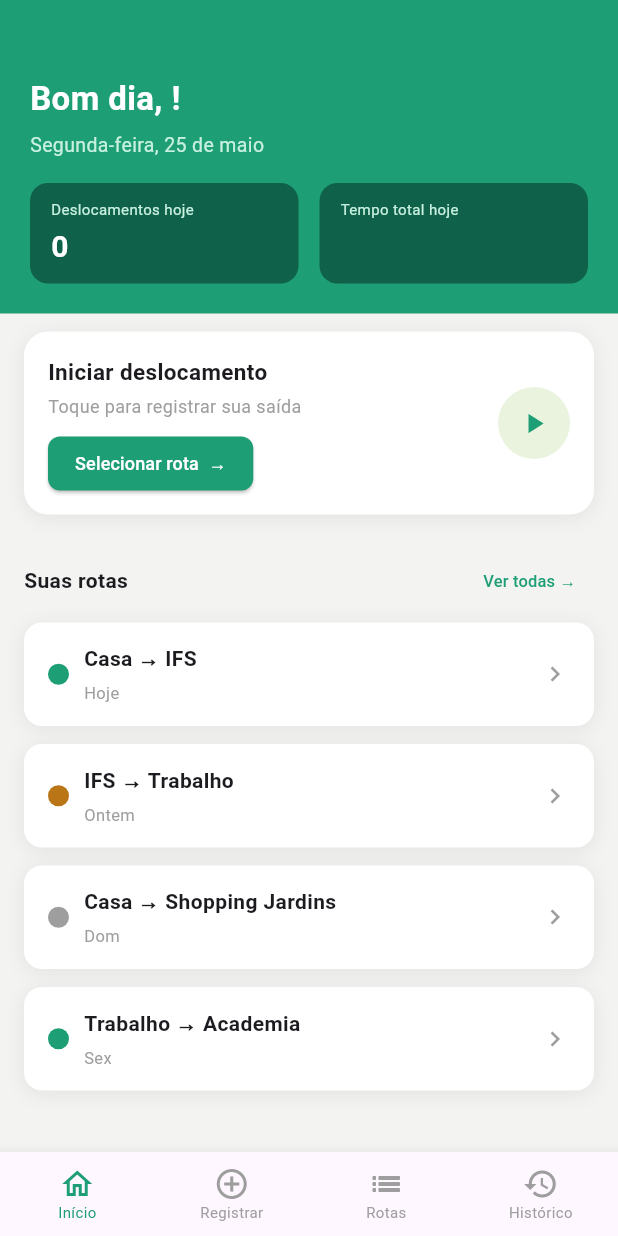
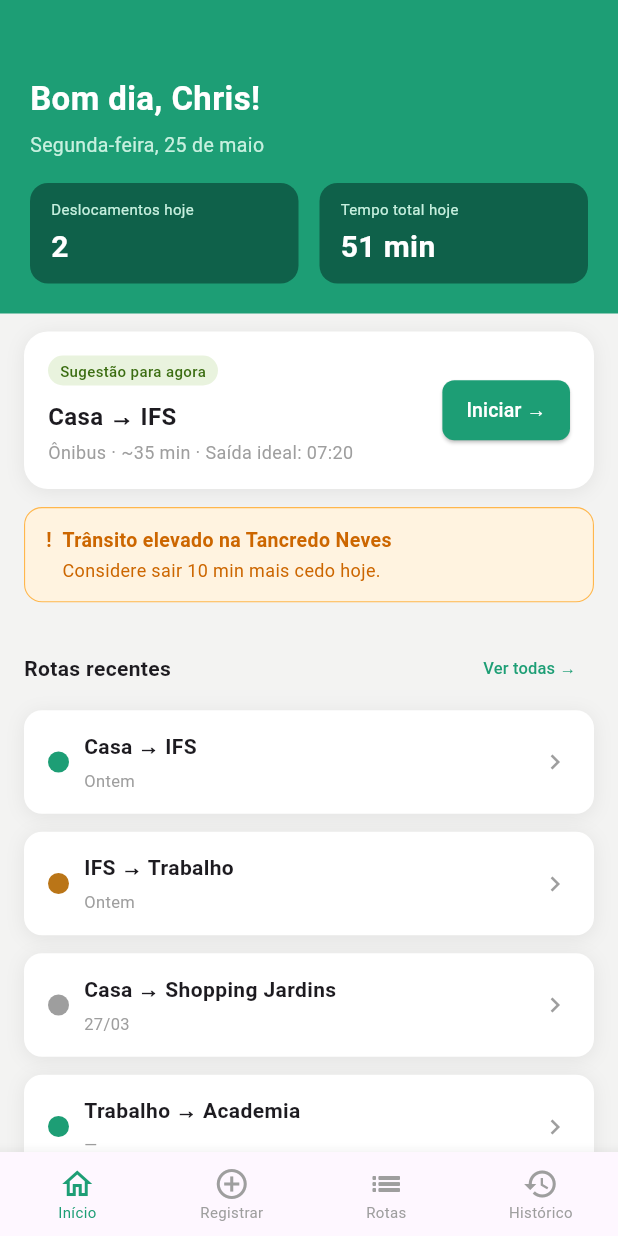
Before and after one commit to ChristopherEdlly/movecity, a Flutter app: the HomeScreen screen opened by its route, on a phone screen of 412 x 824 dp. Run offline on Flutter 3.47's test engine with Material 3 defaults, Android fonts, the phone set to English and light mode, and no system bars.

Commit message:
refactor: atualiza modelo de dados mockado

```diff
--- a/lib/core/mock/banco_mock.dart
+++ b/lib/core/mock/banco_mock.dart
@@ -1,192 +1,278 @@
 import 'package:flutter/material.dart';
-import '../../features/home/home_dados.dart';
 
 // Simulação do banco de dados enquanto o backend não está integrado.
 // Todas as telas buscam dados daqui.
+//
+// DER:  Usuario 1 ──── N  Rota 1 ──── N  Deslocamento
 
-class DadosRota {
+class Usuario {
+  final int id;
+  final String nome;
+  final String email;
+  final String senha;
+
+  const Usuario({
+    required this.id,
+    required this.nome,
+    required this.email,
+    required this.senha,
+  });
+}
+
+class Rota {
+  final int id;
+  final int usuarioId;
   final String nome;
   final String origem;
   final String destino;
   final int tempoEstimadoMin;
   final String transporte;
+  final Color cor;
   final String? observacoes;
-  final int usos;
-  final String ultimoUso;
-  final Color cor;
 
-  DadosRota({
+  const Rota({
+    required this.id,
+    required this.usuarioId,
     required this.nome,
     required this.origem,
     required this.destino,
     required this.tempoEstimadoMin,
     required this.transporte,
-    required this.usos,
-    required this.ultimoUso,
     required this.cor,
     this.observacoes,
   });
 }
 
-class EntradaHistorico {
-  final String titulo;
+class Deslocamento {
+  final int id;
+  final int rotaId;
   final String data;
   final String horarioSaida;
   final String horarioChegada;
   final String transporte;
-  final String duracao;
-  final Color cor;
   final String observacao;
 
-  const EntradaHistorico({
-    required this.titulo,
+  const Deslocamento({
+    required this.id,
+    required this.rotaId,
     required this.data,
     required this.horarioSaida,
     required this.horarioChegada,
     required this.transporte,
-    required this.duracao,
-    required this.cor,
     this.observacao = '',
   });
 }
 
+class SugestaoRota {
+  final String rota;
+  final String transporte;
+  final String tempoEstimado;
+  final String saidaIdeal;
+
+  SugestaoRota({
+    required this.rota,
+    required this.transporte,
+    required this.tempoEstimado,
+    required this.saidaIdeal,
+  });
+}
+
+class AlertaTransito {
+  final String titulo;
+  final String mensagem;
+
+  AlertaTransito({required this.titulo, required this.mensagem});
+}
+
 class BancoMock {
+  // ─── Usuário logado ────────────────────────────────────────────
+
+  static const Usuario usuarioLogado = Usuario(
+    id: 1,
+    nome: 'Chris',
+    email: 'chris@email.com',
+    senha: '123456',
+  );
+
   // ─── Rotas cadastradas ─────────────────────────────────────────
 
-  static final List<DadosRota> rotas = [
-    DadosRota(
+  static final List<Rota> rotas = [
+    const Rota(
+      id: 1,
+      usuarioId: 1,
       nome: 'Casa → IFS',
       origem: 'Rua das Flores, 10 — Aracaju',
       destino: 'IFS Aracaju — Av. Eng. Gentil Tavares',
       tempoEstimadoMin: 35,
       transporte: 'Ônibus',
-      usos: 23,
-      ultimoUso: 'Hoje',
-      cor: const Color(0xFF1D9E75),
+      cor: Color(0xFF1D9E75),
       observacoes: 'Ponto de ônibus na esquina',
     ),
-    DadosRota(
+    const Rota(
+      id: 2,
+      usuarioId: 1,
       nome: 'IFS → Trabalho',
       origem: 'IFS Aracaju — Av. Eng. Gentil Tavares',
       destino: 'Centro Empresarial — Aracaju',
       tempoEstimadoMin: 12,
       transporte: 'A pé',
-      usos: 18,
-      ultimoUso: 'Ontem',
-      cor: const Color(0xFFBA7517),
+      cor: Color(0xFFBA7517),
     ),
-    DadosRota(
+    const Rota(
+      id: 3,
+      usuarioId: 1,
       nome: 'Casa → Shopping Jardins',
       origem: 'Rua das Flores, 10 — Aracaju',
       destino: 'Shopping Jardins — Aracaju',
       tempoEstimadoMin: 20,
       transporte: 'Carro',
-      usos: 7,
-      ultimoUso: 'Dom',
-      cor: Colors.grey,
+      cor: Color(0xFF9E9E9E),
     ),
-    DadosRota(
+    const Rota(
+      id: 4,
+      usuarioId: 1,
       nome: 'Trabalho → Academia',
       origem: 'Centro Empresarial — Aracaju',
       destino: 'Academia SmartFit — Aracaju',
       tempoEstimadoMin: 8,
       transporte: 'A pé',
-      usos: 12,
-      ultimoUso: 'Sex',
-      cor: const Color(0xFF1D9E75),
+      cor: Color(0xFF1D9E75),
     ),
   ];
 
-  // ─── Histórico de deslocamentos ────────────────────────────────
+  // ─── Deslocamentos registrados ─────────────────────────────────
 
-  static final List<EntradaHistorico> historico = [
-    const EntradaHistorico(
-      titulo: 'Casa → IFS',
+  static final List<Deslocamento> deslocamentos = [
+    const Deslocamento(
+      id: 1,
+      rotaId: 1,
       data: 'Hoje',
       horarioSaida: '07:42',
       horarioChegada: '08:19',
       transporte: 'Ônibus',
-      duracao: '37 min',
-      cor: Color(0xFF1D9E75),
       observacao: 'Ônibus atrasado ~5 min na parada',
     ),
-    const EntradaHistorico(
-      titulo: 'IFS → Trabalho',
+    const Deslocamento(
+      id: 2,
+      rotaId: 2,
       data: 'Hoje',
       horarioSaida: '13:10',
       horarioChegada: '13:24',
       transporte: 'A pé',
-      duracao: '14 min',
-      cor: Color(0xFF1D9E75),
     ),
-    const EntradaHistorico(
-      titulo: 'Casa → IFS',
+    const Deslocamento(
+      id: 3,
+      rotaId: 1,
       data: 'Ontem',
       horarioSaida: '07:55',
       horarioChegada: '08:43',
       transporte: 'Ônibus',
-      duracao: '48 min',
-      cor: Color(0xFFF57C00),
       observacao: 'Trânsito pesado na Av. Tancredo',
     ),
-    const EntradaHistorico(
-      titulo: 'IFS → Trabalho',
+    const Deslocamento(
+      id: 4,
+      rotaId: 2,
       data: 'Ontem',
       horarioSaida: '13:20',
       horarioChegada: '13:32',
       transporte: 'A pé',
-      duracao: '12 min',
-      cor: Color(0xFF1D9E75),
     ),
-    const EntradaHistorico(
-      titulo: 'Casa → Shopping Jardins',
+    const Deslocamento(
+      id: 5,
+      rotaId: 3,
       data: '27/03',
       horarioSaida: '18:00',
       horarioChegada: '18:22',
       transporte: 'Carro',
-      duracao: '22 min',
-      cor: Color(0xFF1D9E75),
     ),
   ];
 
-  // ─── Dados da home (simula retorno do backend) ─────────────────
-  // Para testar, troque o _dados em home_screen.dart por:
-  //   BancoMock.novoUsuario
-  //   BancoMock.usuarioNormal
-  //   BancoMock.usuarioComSugestao
+  // ─── Métodos computados — Rota ─────────────────────────────────
 
-  static final DadosHome novoUsuario = DadosHome(
-    nomeUsuario: '',
-    deslocamentosHoje: 0,
-    tempoTotalHoje: '',
-    graficoSemana: [],
-    diaAtualIndex: 0,
+  static Rota rotaPorId(int id) => rotas.firstWhere((r) => r.id == id);
+
+  static List<Deslocamento> deslocamentosDaRota(int rotaId) =>
+      deslocamentos.where((d) => d.rotaId == rotaId).toList();
+
+  static int usosDaRota(int rotaId) => deslocamentosDaRota(rotaId).length;
+
+  static String ultimoUsoDaRota(int rotaId) {
+    final lista = deslocamentosDaRota(rotaId);
+    if (lista.isEmpty) return '—';
+    return lista.last.data;
+  }
+
+  static String duracaoDeslocamento(Deslocamento d) {
+    final partesSaida = d.horarioSaida.split(':');
+    final partesChegada = d.horarioChegada.split(':');
+    final saidaMin = int.parse(partesSaida[0]) * 60 + int.parse(partesSaida[1]);
+    final chegadaMin = int.parse(partesChegada[0]) * 60 + int.parse(partesChegada[1]);
+    final diferenca = chegadaMin - saidaMin;
+    final total = diferenca < 0 ? diferenca + 24 * 60 : diferenca;
+    if (total < 60) return '$total min';
+    final h = total ~/ 60;
+    final m = total % 60;
+    return m == 0 ? '${h}h' : '${h}h ${m}min';
+  }
+
+  // ─── Métodos computados — Home ─────────────────────────────────
+
+  static int get totalDeslocamentosHoje =>
+      deslocamentos.where((d) => d.data == 'Hoje').length;
+
+  static String get tempoTotalHojeFormatado {
+    final deHoje = deslocamentos.where((d) => d.data == 'Hoje').toList();
+    if (deHoje.isEmpty) return '0 min';
+    int totalMin = 0;
+    for (final d in deHoje) {
+      final partesSaida = d.horarioSaida.split(':');
+      final partesChegada = d.horarioChegada.split(':');
+      final saidaMin = int.parse(partesSaida[0]) * 60 + int.parse(partesSaida[1]);
+      final chegadaMin = int.parse(partesChegada[0]) * 60 + int.parse(partesChegada[1]);
+      final diferenca = chegadaMin - saidaMin;
+      totalMin += diferenca < 0 ? diferenca + 24 * 60 : diferenca;
+    }
+    if (totalMin < 60) return '$totalMin min';
+    final h = totalMin ~/ 60;
+    final m = totalMin % 60;
+    return m == 0 ? '${h}h' : '${h}h ${m}min';
+  }
+
+  static int get diaAtualIndex => (DateTime.now().weekday - 1) % 7;
+
+  static List<int> get graficoSemana {
+    final hoje = DateTime.now();
+    final contagem = List<int>.filled(7, 0);
+    for (final d in deslocamentos) {
+      int? diaIndex;
+      if (d.data == 'Hoje') {
+        diaIndex = (hoje.weekday - 1) % 7;
+      } else if (d.data == 'Ontem') {
+        diaIndex = (hoje.subtract(const Duration(days: 1)).weekday - 1) % 7;
+      }
+      if (diaIndex != null) contagem[diaIndex]++;
+    }
+    return contagem;
+  }
+
+  // ─── Mock específico da Home ───────────────────────────────────
+  // Em produção, sugestão e alerta viriam de algoritmos e APIs externas.
+  // Para testar os estados da home, altere os valores abaixo:
+  //   sugestaoAtual = null  →  estado normal
+  //   rotas = []            →  estado novo usuário
+
+  static SugestaoRota? sugestaoAtual = SugestaoRota(
+    rota: 'Casa → IFS',
+    transporte: 'Ônibus',
+    tempoEstimado: '~35 min',
+    saidaIdeal: '07:20',
   );
 
-  static final DadosHome usuarioNormal = DadosHome(
-    nomeUsuario: 'Chris',
-    deslocamentosHoje: 2,
-    tempoTotalHoje: '1h 14min',
-    graficoSemana: [34, 27, 0, 44, 25, 0, 0],
-    diaAtualIndex: 4,
-    dica: 'Dica: às quartas, a Av. Tancredo Neves costuma ter +12 min de trânsito.',
+  static AlertaTransito? alertaAtual = AlertaTransito(
+    titulo: 'Trânsito elevado na Tancredo Neves',
+    mensagem: 'Considere sair 10 min mais cedo hoje.',
   );
 
-  static final DadosHome usuarioComSugestao = DadosHome(
-    nomeUsuario: 'Lucas',
-    deslocamentosHoje: 0,
-    tempoTotalHoje: '— min',
-    sugestao: SugestaoRota(
-      rota: 'Casa → IFS',
-      transporte: 'Ônibus',
-      tempoEstimado: '~35 min',
-      saidaIdeal: '07:20',
-    ),
-    alertaTransito: AlertaTransito(
-      titulo: 'Trânsito elevado na Tancredo Neves',
-      mensagem: 'Considere sair 10 min mais cedo hoje.',
-    ),
-    graficoSemana: [0, 0, 0, 0, 0, 0, 0],
-    diaAtualIndex: 0,
-  );
+  static String? dicaAtual =
+      'Dica: às quartas, a Av. Tancredo Neves costuma ter +12 min de trânsito.';
 }
--- a/lib/features/displacement/select_route_screen.dart
+++ b/lib/features/displacement/select_route_screen.dart
@@ -208,7 +208,7 @@ class _SelectRouteScreenState extends State<SelectRouteScreen> {
 }
 
 class _CartaoRota extends StatelessWidget {
-  final DadosRota rota;
+  final Rota rota;
   final bool selecionado;
   final VoidCallback aoTocar;
 
@@ -279,7 +279,7 @@ class _CartaoRota extends StatelessWidget {
                 crossAxisAlignment: CrossAxisAlignment.end,
                 children: [
                   Text(
-                    '${rota.usos} usos',
+                    '${BancoMock.usosDaRota(rota.id)} usos',
                     style: const TextStyle(
                       fontSize: 12,
                       color: Color(0xFF777777),
@@ -375,7 +375,7 @@ class _DivisorPasso extends StatelessWidget {
 
 class _RotaIndexada {
   final int index;
-  final DadosRota rota;
+  final Rota rota;
 
   const _RotaIndexada({required this.index, required this.rota});
 }
--- a/lib/features/historico/editar_deslocamento_screen.dart
+++ b/lib/features/historico/editar_deslocamento_screen.dart
@@ -3,7 +3,7 @@ import '../../core/mock/banco_mock.dart';
 import '../../core/widgets/barra_navegacao.dart';
 
 class EditarDeslocamentoScreen extends StatefulWidget {
-  final EntradaHistorico entrada;
+  final Deslocamento entrada;
 
   const EditarDeslocamentoScreen({super.key, required this.entrada});
 
@@ -310,7 +310,7 @@ class _EditarDeslocamentoScreenState extends State<EditarDeslocamentoScreen> {
         border: Border.all(color: const Color(0xFFDCDCDC)),
       ),
       child: Text(
-        widget.entrada.titulo,
+        BancoMock.rotaPorId(widget.entrada.rotaId).nome,
         style: const TextStyle(fontSize: 15, color: Color(0xFF808080)),
       ),
     );
--- a/lib/features/historico/historico_screen.dart
+++ b/lib/features/historico/historico_screen.dart
@@ -113,7 +113,7 @@ class HistoricoScreen extends StatelessWidget {
       padding: const EdgeInsets.symmetric(horizontal: 20),
       child: Row(
         children: [
-          Expanded(child: _CartaoResumo(label: 'Deslocamentos', valor: '${BancoMock.historico.length}')),
+          Expanded(child: _CartaoResumo(label: 'Deslocamentos', valor: '${BancoMock.deslocamentos.length}')),
           const SizedBox(width: 12),
           Expanded(child: _CartaoResumo(label: 'Tempo total', valor: '22h')),
           const SizedBox(width: 12),
@@ -160,15 +160,15 @@ class _ListaHistorico extends StatelessWidget {
   Widget build(BuildContext context) {
     return ListView.separated(
       padding: const EdgeInsets.symmetric(horizontal: 20),
-      itemCount: BancoMock.historico.length,
+      itemCount: BancoMock.deslocamentos.length,
       separatorBuilder: (_, _) => const SizedBox(height: 12),
-      itemBuilder: (context, index) => _CartaoHistorico(entrada: BancoMock.historico[index]),
+      itemBuilder: (context, index) => _CartaoHistorico(entrada: BancoMock.deslocamentos[index]),
     );
   }
 }
 
 class _CartaoHistorico extends StatelessWidget {
-  final EntradaHistorico entrada;
+  final Deslocamento entrada;
 
   const _CartaoHistorico({required this.entrada});
 
@@ -199,7 +199,10 @@ class _CartaoHistorico extends StatelessWidget {
               width: 12,
               height: 12,
               margin: const EdgeInsets.only(top: 6),
-              decoration: BoxDecoration(color: entrada.cor, shape: BoxShape.circle),
+              decoration: BoxDecoration(
+                color: BancoMock.rotaPorId(entrada.rotaId).cor,
+                shape: BoxShape.circle,
+              ),
             ),
             const SizedBox(width: 14),
             Expanded(
@@ -207,7 +210,7 @@ class _CartaoHistorico extends StatelessWidget {
                 crossAxisAlignment: CrossAxisAlignment.start,
                 children: [
                   Text(
-                    entrada.titulo,
+                    BancoMock.rotaPorId(entrada.rotaId).nome,
                     style: const TextStyle(fontSize: 16, fontWeight: FontWeight.w600),
                   ),
                   const SizedBox(height: 4),
@@ -226,8 +229,12 @@ class _CartaoHistorico extends StatelessWidget {
               ),
             ),
             Text(
-              entrada.duracao,
-              style: TextStyle(fontSize: 14, fontWeight: FontWeight.bold, color: entrada.cor),
+              BancoMock.duracaoDeslocamento(entrada),
+              style: TextStyle(
+                fontSize: 14,
+                fontWeight: FontWeight.bold,
+                color: BancoMock.rotaPorId(entrada.rotaId).cor,
+              ),
             ),
           ],
         ),
--- a/lib/features/home/home_dados.dart
+++ /dev/null
@@ -1,44 +0,0 @@
-// Estrutura de dados que o backend provavelmente retornará.
-
-class DadosHome {
-  final String nomeUsuario;
-  final int deslocamentosHoje;
-  final String tempoTotalHoje;
-  final SugestaoRota? sugestao;
-  final AlertaTransito? alertaTransito;
-  final List<int> graficoSemana;
-  final int diaAtualIndex;
-  final String? dica;
-
-  DadosHome({
-    required this.nomeUsuario,
-    required this.deslocamentosHoje,
-    required this.tempoTotalHoje,
-    this.sugestao,
-    this.alertaTransito,
-    required this.graficoSemana,
-    required this.diaAtualIndex,
-    this.dica,
-  });
-}
-
-class SugestaoRota {
-  final String rota;
-  final String transporte;
-  final String tempoEstimado;
-  final String saidaIdeal;
-
-  SugestaoRota({
-    required this.rota,
-    required this.transporte,
-    required this.tempoEstimado,
-    required this.saidaIdeal,
-  });
-}
-
-class AlertaTransito {
-  final String titulo;
-  final String mensagem;
-
-  AlertaTransito({required this.titulo, required this.mensagem});
-}
--- a/lib/features/home/home_screen.dart
+++ b/lib/features/home/home_screen.dart
@@ -8,12 +8,6 @@ import '../rotas/minhas_rotas_screen.dart';
 
 class HomeScreen extends StatelessWidget {
   const HomeScreen({super.key});
-
-  // Para testar, troque por:
-  // BancoMock.novoUsuario
-  // BancoMock.usuarioNormal
-  // BancoMock.usuarioComSugestao
-  static final _dados = BancoMock.novoUsuario;
 
   String get _saudacao {
     final hora = DateTime.now().hour;
@@ -36,9 +30,8 @@ class HomeScreen extends StatelessWidget {
   }
 
   bool get _ehNovoUsuario => BancoMock.rotas.isEmpty;
-  bool get _temSugestao => _dados.sugestao != null;
   String get _tituloRotas =>
-      _dados.deslocamentosHoje > 0 ? 'Rotas recentes' : 'Suas rotas';
+      BancoMock.totalDeslocamentosHoje > 0 ? 'Rotas recentes' : 'Suas rotas';
 
   @override
   Widget build(BuildContext context) {
@@ -52,8 +45,8 @@ class HomeScreen extends StatelessWidget {
             _buildCabecalho(),
             const SizedBox(height: 12),
             if (_ehNovoUsuario) ..._conteudoNovoUsuario(context),
-            if (!_ehNovoUsuario && _temSugestao) ..._conteudoComSugestao(context),
-            if (!_ehNovoUsuario && !_temSugestao) ..._conteudoNormal(context),
+            if (!_ehNovoUsuario && BancoMock.sugestaoAtual != null) ..._conteudoComSugestao(context),
+            if (!_ehNovoUsuario && BancoMock.sugestaoAtual == null) ..._conteudoNormal(context),
           ],
         ),
       ),
@@ -100,7 +93,7 @@ class HomeScreen extends StatelessWidget {
         crossAxisAlignment: CrossAxisAlignment.start,
         children: [
           Text(
-            '$_saudacao, ${_dados.nomeUsuario}!',
+            '$_saudacao, ${BancoMock.usuarioLogado.nome}!',
             style: const TextStyle(fontSize: 22, fontWeight: FontWeight.bold, color: Colors.white),
           ),
           const SizedBox(height: 6),
@@ -112,11 +105,11 @@ class HomeScreen extends StatelessWidget {
           Row(
             children: [
               Expanded(
-                child: _buildCartaoEstatistica('Deslocamentos hoje', '${_dados.deslocamentosHoje}'),
+                child: _buildCartaoEstatistica('Deslocamentos hoje', '${BancoMock.totalDeslocamentosHoje}'),
               ),
               const SizedBox(width: 14),
               Expanded(
-                child: _buildCartaoEstatistica('Tempo total hoje', _dados.tempoTotalHoje),
+                child: _buildCartaoEstatistica('Tempo total hoje', BancoMock.tempoTotalHojeFormatado),
               ),
             ],
           ),
@@ -200,7 +193,7 @@ class HomeScreen extends StatelessWidget {
       ..._buildSecaoRotas(context),
       const SizedBox(height: 20),
       ..._buildGrafico(),
-      if (_dados.dica != null) ...[
+      if (BancoMock.dicaAtual != null) ...[
         const SizedBox(height: 12),
         Container(
           margin: const EdgeInsets.fromLTRB(16, 0, 16, 24),
@@ -210,7 +203,7 @@ class HomeScreen extends StatelessWidget {
             borderRadius: BorderRadius.circular(12),
             border: Border.all(color: const Color(0xFFA3CC59), width: 0.75),
           ),
-          child: Text(_dados.dica!, style: const TextStyle(fontSize: 12, color: Color(0xFF3B6D11))),
+          child: Text(BancoMock.dicaAtual!, style: const TextStyle(fontSize: 12, color: Color(0xFF3B6D11))),
         ),
       ] else
         const SizedBox(height: 24),
@@ -218,8 +211,8 @@ class HomeScreen extends StatelessWidget {
   }
 
   List<Widget> _conteudoComSugestao(BuildContext context) {
-    final sugestao = _dados.sugestao!;
-    final alerta = _dados.alertaTransito;
+    final sugestao = BancoMock.sugestaoAtual!;
+    final alerta = BancoMock.alertaAtual;
 
     return [
       Container(
@@ -382,7 +375,7 @@ class HomeScreen extends StatelessWidget {
     ];
   }
 
-  Widget _buildCartaoRota(BuildContext context, DadosRota rota) {
+  Widget _buildCartaoRota(BuildContext context, Rota rota) {
     return GestureDetector(
       onTap: () {
         Navigator.push(context, MaterialPageRoute(builder: (_) => EditarRotaScreen(rota: rota)));
@@ -405,7 +398,7 @@ class HomeScreen extends StatelessWidget {
                 children: [
                   Text(rota.nome, style: const TextStyle(fontSize: 14, fontWeight: FontWeight.w600)),
                   const SizedBox(height: 4),
-                  Text(rota.ultimoUso, style: const TextStyle(fontSize: 11, color: Colors.grey)),
+                  Text(BancoMock.ultimoUsoDaRota(rota.id), style: const TextStyle(fontSize: 11, color: Colors.grey)),
                 ],
               ),
             ),
@@ -417,10 +410,10 @@ class HomeScreen extends StatelessWidget {
   }
 
   List<Widget> _buildGrafico() {
-    if (_dados.graficoSemana.isEmpty) return [];
+    final alturas = BancoMock.graficoSemana;
+    if (alturas.isEmpty) return [];
 
     const dias = ['S', 'T', 'Q', 'Q', 'S', 'S', 'D'];
-    final alturas = _dados.graficoSemana;
     final maximo = alturas.reduce((a, b) => a > b ? a : b);
     final semDados = alturas.every((v) => v == 0);
 
@@ -445,7 +438,7 @@ class HomeScreen extends StatelessWidget {
               crossAxisAlignment: CrossAxisAlignment.end,
               children: [
                 for (int i = 0; i < 7; i++)
-                  _buildBarra(dias[i], alturas[i], maximo, i == _dados.diaAtualIndex),
+                  _buildBarra(dias[i], alturas[i], maximo, i == BancoMock.diaAtualIndex),
               ],
             ),
             if (semDados) ...[
--- a/lib/features/rotas/editar_rota_screen.dart
+++ b/lib/features/rotas/editar_rota_screen.dart
@@ -4,7 +4,7 @@ import '../../core/mock/banco_mock.dart';
 import '../../core/widgets/barra_navegacao.dart';
 
 class EditarRotaScreen extends StatefulWidget {
-  final DadosRota rota;
+  final Rota rota;
 
   const EditarRotaScreen({super.key, required this.rota});
 
@@ -79,7 +79,7 @@ class _EditarRotaScreenState extends State<EditarRotaScreen> {
                     borderRadius: BorderRadius.circular(8),
                   ),
                   child: Text(
-                    '${widget.rota.nome} · ${widget.rota.usos} deslocamentos',
+                    '${widget.rota.nome} · ${BancoMock.usosDaRota(widget.rota.id)} deslocamentos',
                     style: const TextStyle(fontWeight: FontWeight.w600, fontSize: 13),
                   ),
                 ),
@@ -150,7 +150,7 @@ class _EditarRotaScreenState extends State<EditarRotaScreen> {
                       borderRadius: BorderRadius.circular(20),
                     ),
                     child: Text(
-                      '${widget.rota.usos} usos registrados',
+                      '${BancoMock.usosDaRota(widget.rota.id)} usos registrados',
                       style: const TextStyle(
                         fontSize: 12,
                         color: Color(0xFF3B6D11),
--- a/lib/features/rotas/minhas_rotas_screen.dart
+++ b/lib/features/rotas/minhas_rotas_screen.dart
@@ -21,7 +21,7 @@ class _MinhasRotasScreenState extends State<MinhasRotasScreen> {
     super.dispose();
   }
 
-  List<DadosRota> get _rotasFiltradas {
+  List<Rota> get _rotasFiltradas {
     if (_termoBusca.trim().isEmpty) return BancoMock.rotas;
     final termo = _termoBusca.toLowerCase();
     return BancoMock.rotas
@@ -50,7 +50,7 @@ class _MinhasRotasScreenState extends State<MinhasRotasScreen> {
             child: ListView.separated(
               padding: const EdgeInsets.fromLTRB(16, 0, 16, 100),
               itemCount: rotas.length,
-              separatorBuilder: (_, __) => const SizedBox(height: 10),
+              separatorBuilder: (_, _) => const SizedBox(height: 10),
               itemBuilder: (context, index) {
                 return _buildCartaoRota(rotas[index]);
               },
@@ -138,7 +138,7 @@ class _MinhasRotasScreenState extends State<MinhasRotasScreen> {
     );
   }
 
-  Widget _buildCartaoRota(DadosRota rota) {
+  Widget _buildCartaoRota(Rota rota) {
     return GestureDetector(
       onTap: () {
         Navigator.push(
@@ -153,7 +153,7 @@ class _MinhasRotasScreenState extends State<MinhasRotasScreen> {
           borderRadius: BorderRadius.circular(14),
           boxShadow: [
             BoxShadow(
-              color: Colors.black.withOpacity(0.06),
+              color: Colors.black.withValues(alpha: 0.06),
               blurRadius: 10,
               offset: const Offset(0, 2),
             ),
@@ -194,7 +194,7 @@ class _MinhasRotasScreenState extends State<MinhasRotasScreen> {
                     borderRadius: BorderRadius.circular(8),
                   ),
                   child: Text(
-                    '${rota.usos}×',
+                    '${BancoMock.usosDaRota(rota.id)}×',
                     style: const TextStyle(
                       fontSize: 13,
                       fontWeight: FontWeight.w600,
@@ -204,7 +204,7 @@ class _MinhasRotasScreenState extends State<MinhasRotasScreen> {
                 ),
                 const SizedBox(height: 4),
                 Text(
-                  rota.ultimoUso,
+                  BancoMock.ultimoUsoDaRota(rota.id),
                   style: const TextStyle(fontSize: 11, color: Colors.grey),
                 ),
               ],
```
